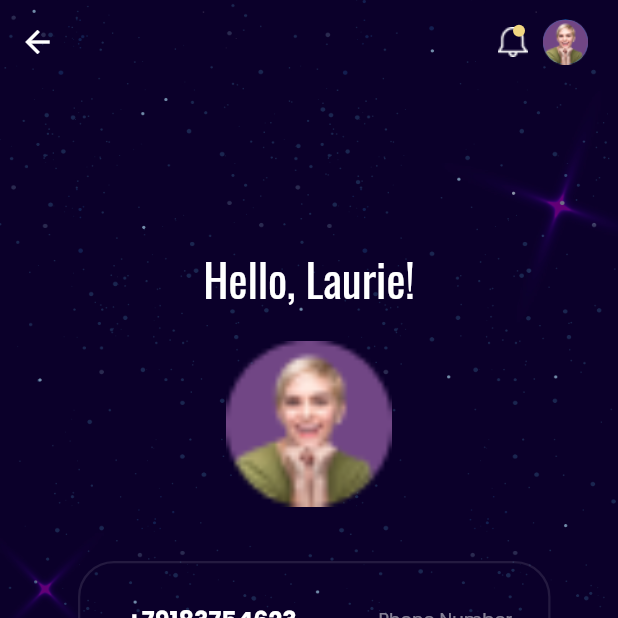
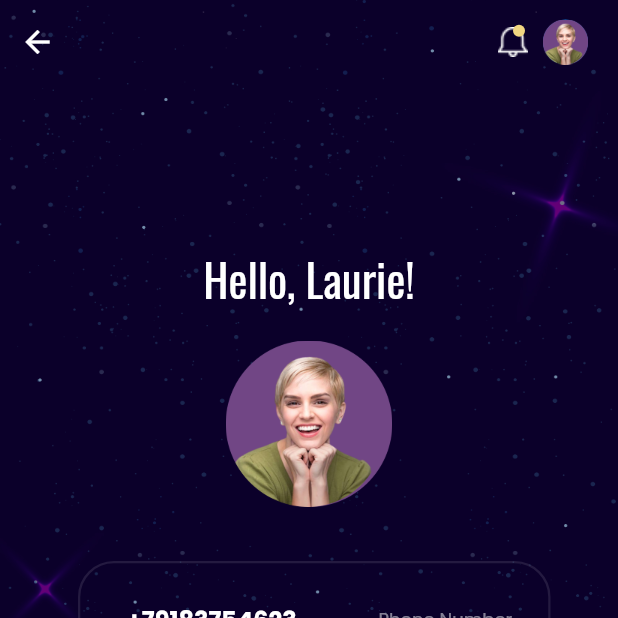
Before and after one commit to SparkoSol/be_ready_app, a Flutter app: the SettingPage screen opened directly, scrolled down 59 dp, on a phone screen of 412 x 824 dp, the top half of it. Run offline on Flutter 3.47's test engine with Material 2 defaults, Android fonts, the phone set to English and light mode, and no system bars; our stand-ins replace google_fonts, image_picker.

Commit message:
user image added and some Ui changes

```diff
--- a/lib/src/components/goals/activites_page.dart
+++ b/lib/src/components/goals/activites_page.dart
@@ -24,8 +24,10 @@ class _ActivitesPageState extends State<ActivitesPage> {
       body: BackgroundImageWidget(
         child: Padding(
           padding: EdgeInsets.only(
-            left: 58,
-            right: 58,
+            left: 30,
+            right: 30,
+            // left: 58,
+            // right: 58,
             bottom: 20,
             top: MediaQuery.of(context).padding.top + 56,
           ),
--- a/lib/src/components/home/drawer_actions/settings/setting_page.dart
+++ b/lib/src/components/home/drawer_actions/settings/setting_page.dart
@@ -18,6 +18,74 @@ class _SettingPageState extends State<SettingPage> {
   Widget build(BuildContext context) {
     final padding = MediaQuery.of(context).padding;
     return Scaffold(
+      extendBodyBehindAppBar: true,
+      appBar: AppBarWidget(),
+      body: BackgroundImageWidget(
+        child: Padding(
+          padding: EdgeInsets.only(top: padding.top + 56),
+          child: SingleChildScrollView(
+            physics: const BouncingScrollPhysics(),
+            padding: const EdgeInsets.only(top: 166),
+            child: Column(children: [
+              const Text(
+                'Hello, Laurie!',
+                style: TextStyle(
+                  fontSize: 30,
+                  color: Colors.white,
+                ),
+              ),
+              Padding(
+                padding: const EdgeInsets.only(top: 20, bottom: 36),
+                child: Image.asset(
+                  AppAssets.user,
+                  fit: BoxFit.fill,
+                  height: 111,
+                  width: 111,
+                ),
+              ),
+              _ProfileDataContainer(
+                child: Row(
+                  mainAxisAlignment: MainAxisAlignment.spaceBetween,
+                  children: [
+                    _getText(text: '+79183754623'),
+                    _getTrailing(text: 'Phone Number'),
+                  ],
+                ),
+              ),
+              _ProfileDataContainer(
+                child: Row(
+                  mainAxisAlignment: MainAxisAlignment.spaceBetween,
+                  children: [
+                    _getText(text: 'address@address.com'),
+                    _getTrailing(text: 'Email'),
+                  ],
+                ),
+              ),
+              _ProfileDataContainer(
+                onTap: () {},
+                child: Row(children: [
+                  _getText(text: 'Change Password'),
+                ]),
+              ),
+              _ProfileDataContainer(
+                onTap: () => AppNavigation.to(
+                  context,
+                  const PaymentMethodPage(),
+                ),
+                child: Row(
+                  mainAxisAlignment: MainAxisAlignment.spaceBetween,
+                  children: [
+                    _getText(text: 'Update Payment Method'),
+                    Image.asset(AppAssets.stripeIcon, width: 62, height: 38),
+                  ],
+                ),
+              ),
+            ]),
+          ),
+        ),
+      ),
+    );
+    Scaffold(
       extendBodyBehindAppBar: true,
       appBar: AppBarWidget(),
       body: BackgroundImageWidget(
--- a/lib/src/widgets/thank_you_widget.dart
+++ b/lib/src/widgets/thank_you_widget.dart
@@ -35,7 +35,7 @@ class ThankYouWidget extends StatelessWidget {
         margin: const EdgeInsets.all(3),
         padding: EdgeInsets.fromLTRB(
           30,
-          20,
+          0,
           30,
           10 + MediaQuery.of(context).padding.bottom,
         ),
@@ -45,7 +45,7 @@ class ThankYouWidget extends StatelessWidget {
             GestureDetector(
               onTap: () => Navigator.of(context).pop(),
               child: Transform.translate(
-                offset: const Offset(0, -60),
+                offset: const Offset(0, -40),
                 child: Container(
                   decoration: const BoxDecoration(
                     color: Color(0xFF0B002A),
@@ -76,7 +76,7 @@ class ThankYouWidget extends StatelessWidget {
                 ),
               ),
             ),
-            Image.asset(AppAssets.thumbIcon, width: 94, height: 119),
+            Image.asset(AppAssets.thumbIcon, ),
             const SizedBox(height: 38),
             Text(
               'Thank You!',
```
Also changed, not shown: assets/images/user.png.
